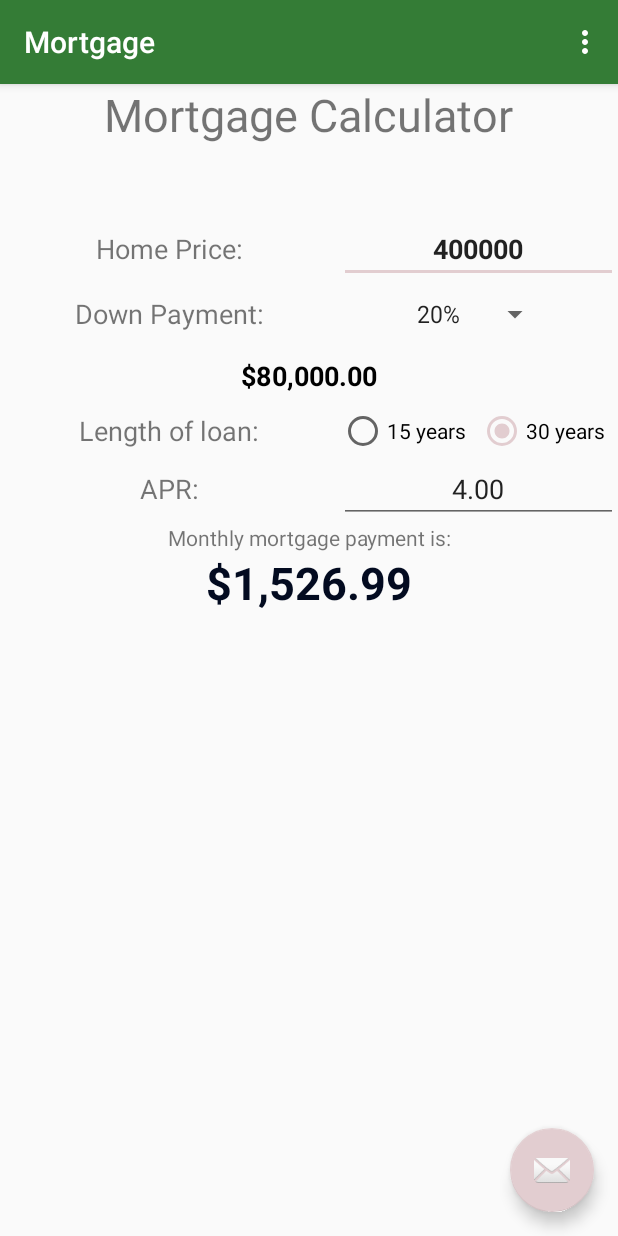
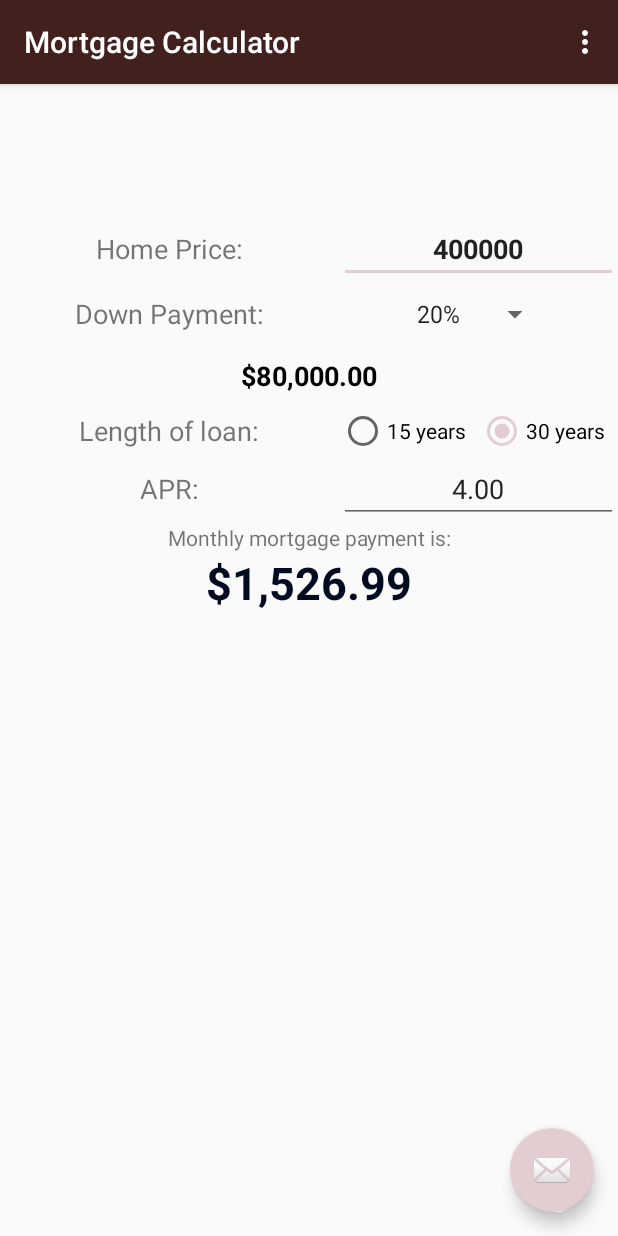
Before and after one commit to alex-snoralex/Mortgage, an Android app: the screen it shows after launch (MainActivity), on a phone screen of 412 x 824 dp. Run offline under Robolectric (Android 15) with nearby library versions, the phone set to English and light mode, and no system bars.

Commit message:
Cleaned up app header and coloring

```diff
--- a/app/src/main/java/com/example/mortgage/MainActivity.kt
+++ b/app/src/main/java/com/example/mortgage/MainActivity.kt
@@ -13,14 +13,11 @@ import kotlinx.android.synthetic.main.activity_main.*
 import java.math.BigDecimal
 import java.math.RoundingMode
 
-
 class MainActivity : AppCompatActivity() {
 
     /**
-     * @TODO: Update color scheme
      * @TODO: Update Icons
      * @TODO: Add commas and $ to Home Price
-     * @TODO: Remove 'Mortgage Calculator' text and add to heading
      * @TODO: lose focus on number input should work
      * @TODO: Plus button to add HOA, Mortgage insurance, Etc.
      * @TODO: Add email messaging
@@ -49,7 +46,10 @@ class MainActivity : AppCompatActivity() {
         apr = findViewById(R.id.apr)
         mortgageCalculation = findViewById(R.id.mortgageCalculation)
 
+        createListeners()
+    }
 
+    private fun createListeners(){
         fab.setOnClickListener { view ->
             Snackbar.make(view, "Replace with your own action", Snackbar.LENGTH_LONG)
                 .setAction("Action", null).show()
@@ -93,17 +93,16 @@ class MainActivity : AppCompatActivity() {
                 calculateMortgagePayment()
             }
         })
-
     }
 
-    fun calculateDownPayment(){
+    private fun calculateDownPayment(){
         val homePriceAValue = homePrice?.text.toString().toBigDecimal()
         val percentDown = getBigDecimal(downPaymentSpinner?.selectedItem.toString())
         val downPayment = percentDown * homePriceAValue / BigDecimal(100)
         downPaymentAmount?.text = setDollarFormat(downPayment)
     }
 
-    fun calculateMortgagePayment(){
+    private fun calculateMortgagePayment(){
         /** Formula =(B2-B8) * (D12*(1+D12)^(D11)) / (((1+D12)^D11)-1)
          * where D11 = total payments in months, D12 = APR in months
         */
--- a/app/src/main/res/layout/activity_main.xml
+++ b/app/src/main/res/layout/activity_main.xml
@@ -15,7 +15,7 @@
             android:id="@+id/toolbar"
             android:layout_width="match_parent"
             android:layout_height="?attr/actionBarSize"
-            android:background="#347C36"
+            android:background="@color/colorPrimaryDark"
             app:popupTheme="@style/AppTheme.PopupOverlay" />
 
     </com.google.android.material.appbar.AppBarLayout>
--- a/app/src/main/res/layout/content_main.xml
+++ b/app/src/main/res/layout/content_main.xml
@@ -8,19 +8,6 @@
     tools:context=".MainActivity"
     tools:showIn="@layout/activity_main">
 
-
-    <TextView
-        android:id="@+id/heading"
-        android:layout_width="wrap_content"
-        android:layout_height="wrap_content"
-        android:text="@string/mortgage_calculator"
-        android:textSize="30sp"
-        app:layout_constraintBottom_toBottomOf="parent"
-        app:layout_constraintHorizontal_bias="0.496"
-        app:layout_constraintLeft_toLeftOf="parent"
-        app:layout_constraintRight_toRightOf="parent"
-        app:layout_constraintTop_toTopOf="parent"
-        app:layout_constraintVertical_bias="0.0" />
 
     <TableLayout
         android:layout_width="match_parent"
--- a/app/src/main/res/values/downPaymentSpinner.xml
+++ /dev/null
@@ -1,11 +0,0 @@
-<?xml version="1.0" encoding="utf-8"?>
-<resources>
-    <string-array name="downPaymentOptions">
-        <item>0%</item>
-        <item>3.5%</item>
-        <item>5%</item>
-        <item>10%</item>
-        <item>15%</item>
-        <item>20%</item>
-    </string-array>
-</resources>
--- a/app/src/main/res/values/strings.xml
+++ b/app/src/main/res/values/strings.xml
@@ -1,6 +1,6 @@
 <resources>
     //Header
-    <string name="app_name">Mortgage</string>
+    <string name="app_name">Mortgage Calculator</string>
     <string name="action_settings">Settings</string>
     <string name="mortgage_calculator">Mortgage Calculator</string>
 
@@ -11,6 +11,14 @@
     // Down Payment
     <string name="downPaymentLabel">Down Payment:</string>
     <string name="downPaymentAmount">NA</string>
+    <string-array name="downPaymentOptions">
+        <item>0%</item>
+        <item>3.5%</item>
+        <item>5%</item>
+        <item>10%</item>
+        <item>15%</item>
+        <item>20%</item>
+    </string-array>
 
     // Length of Loan
     <string name="loanLengthLabel">Length of loan:</string>
```
